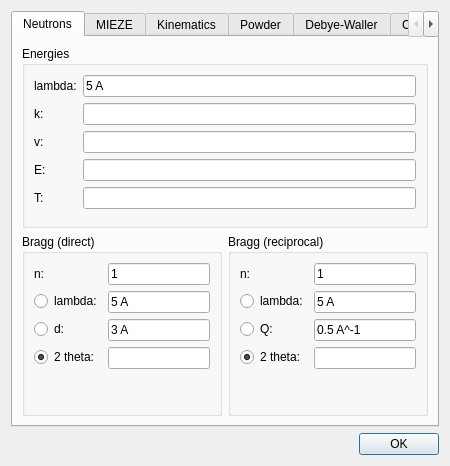
This is ui/formulas.ui in tweber-ill/frm_mirror-miezetools as Qt 5 draws it before an edit. The edited form follows.
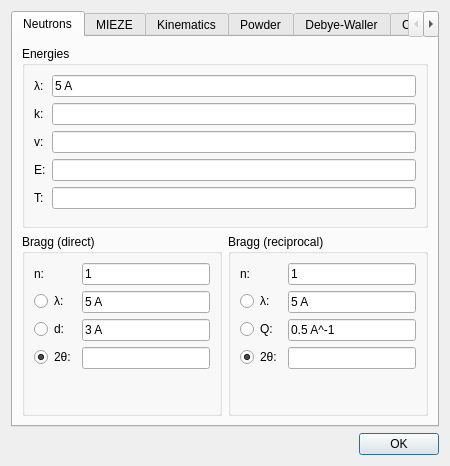
This is the edited form.

The edit to the form file:
```diff
--- a/ui/formulas.ui
+++ b/ui/formulas.ui
@@ -72,7 +72,7 @@
           <item row="1" column="0">
            <widget class="QRadioButton" name="radioBraggDirLam">
             <property name="text">
-             <string>lambda:</string>
+             <string>λ:</string>
             </property>
            </widget>
           </item>
@@ -86,7 +86,7 @@
           <item row="3" column="0">
            <widget class="QRadioButton" name="radioBraggDirTT">
             <property name="text">
-             <string>2 theta:</string>
+             <string>2θ:</string>
             </property>
             <property name="checked">
              <bool>true</bool>
@@ -136,7 +136,7 @@
           <item row="1" column="0">
            <widget class="QRadioButton" name="radioBraggReciLam">
             <property name="text">
-             <string>lambda:</string>
+             <string>λ:</string>
             </property>
            </widget>
           </item>
@@ -150,7 +150,7 @@
           <item row="3" column="0">
            <widget class="QRadioButton" name="radioBraggReciTT">
             <property name="text">
-             <string>2 theta:</string>
+             <string>2θ:</string>
             </property>
             <property name="checked">
              <bool>true</bool>
@@ -179,7 +179,7 @@
           <item row="0" column="0">
            <widget class="QLabel" name="label_7">
             <property name="text">
-             <string>lambda:</string>
+             <string>λ:</string>
             </property>
            </widget>
           </item>
```
Left out of the diff: 12 changed lines with no effect on the pictures.
